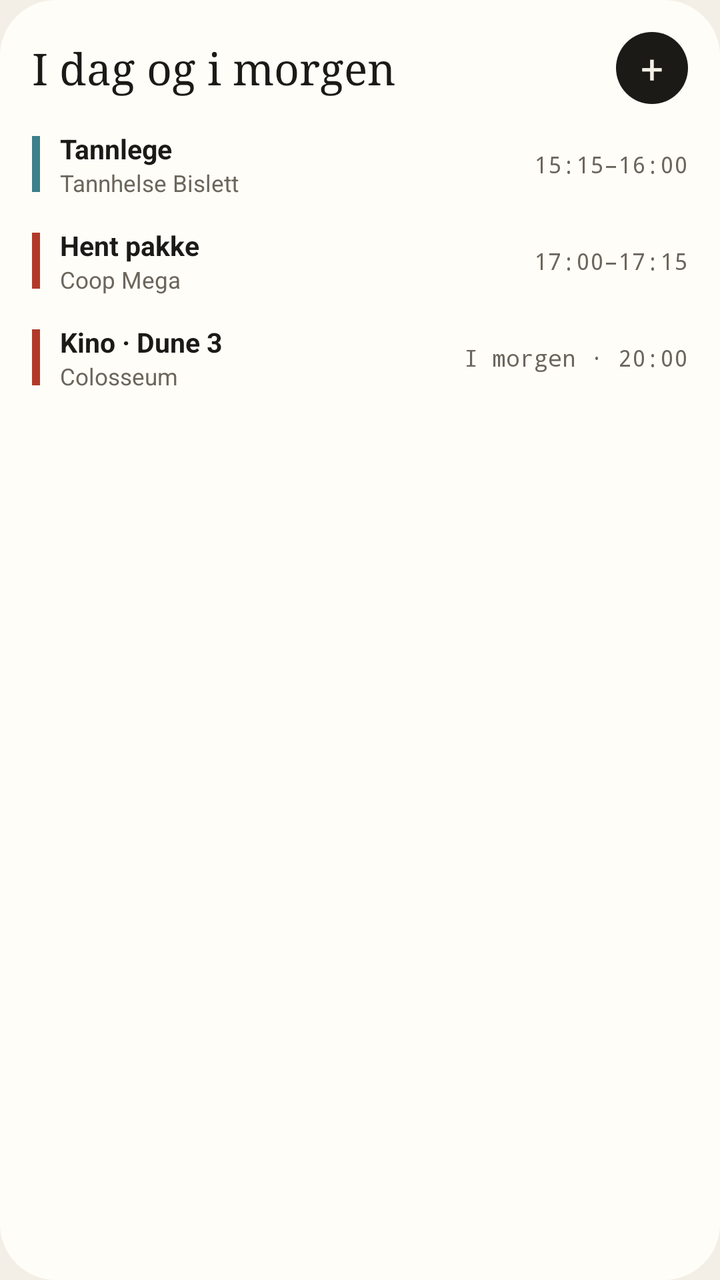
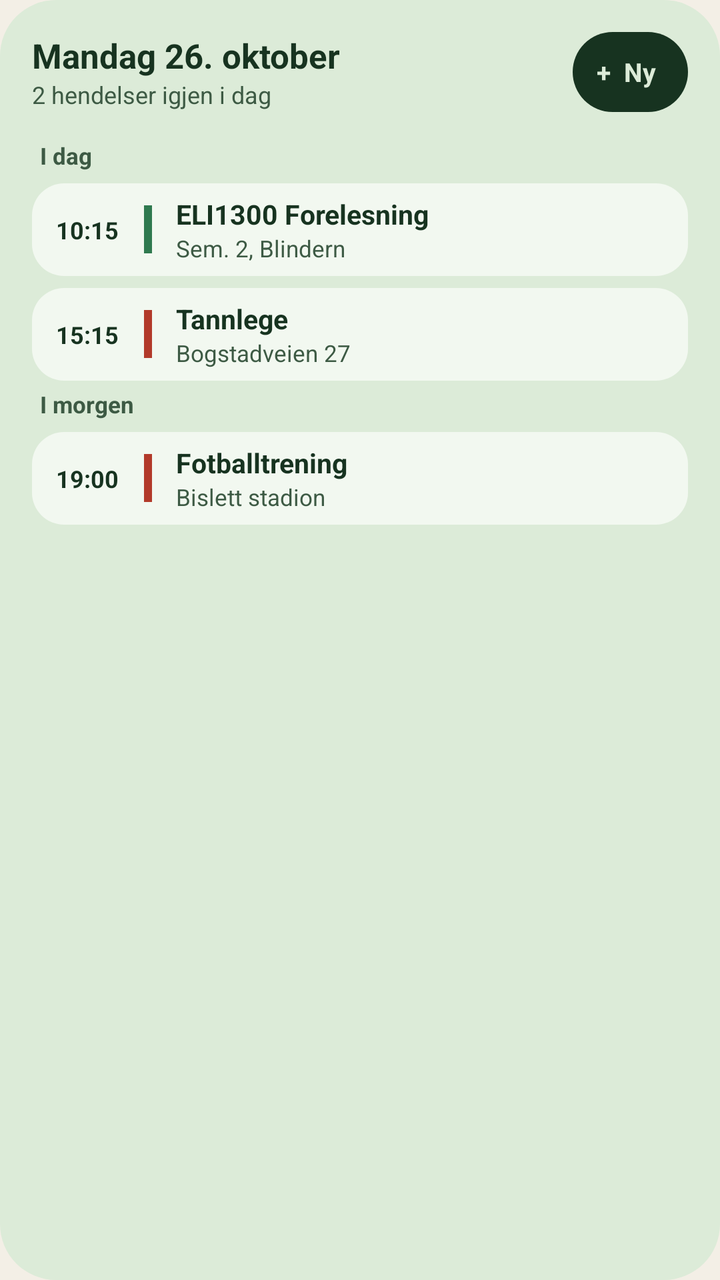

Compare the two renders of this Android layout. The source of the first and the diff that turns it into the second are given below.
<!-- AndroidManifest.xml: application theme Theme.Kalender -->
<!-- res/layout/kal_prev_agenda.xml -->
<?xml version="1.0" encoding="utf-8"?>
<LinearLayout xmlns:android="http://schemas.android.com/apk/res/android"
    android:layout_width="match_parent" android:layout_height="match_parent"
    android:orientation="vertical" android:paddingStart="16dp" android:paddingEnd="16dp" android:paddingTop="16dp" android:paddingBottom="10dp" android:background="@drawable/kal_w_card">
    <LinearLayout android:layout_width="match_parent" android:layout_height="wrap_content" android:orientation="horizontal" android:gravity="center_vertical" android:paddingBottom="6dp">
        <TextView android:layout_width="0dp" android:layout_weight="1" android:layout_height="wrap_content" android:text="I dag og i morgen"
            android:textColor="@color/kal_ink" android:textSize="22sp" android:fontFamily="serif" />
        <TextView android:layout_width="36dp" android:layout_height="36dp" android:gravity="center" android:text="+" android:textSize="20sp"
            android:textColor="@color/kal_bg" android:background="@drawable/kal_w_plus" />
    </LinearLayout>
    <LinearLayout android:layout_width="match_parent" android:layout_height="wrap_content" android:orientation="horizontal" android:paddingTop="7dp" android:paddingBottom="7dp" android:gravity="center_vertical">
        <FrameLayout android:layout_width="4dp" android:layout_height="28dp" android:background="#3D7F8A" />
        <LinearLayout android:layout_width="0dp" android:layout_weight="1" android:layout_height="wrap_content" android:orientation="vertical" android:paddingStart="10dp">
            <TextView android:layout_width="wrap_content" android:layout_height="wrap_content" android:text="Tannlege" android:textColor="@color/kal_ink" android:textSize="13.5sp" android:textStyle="bold" android:maxLines="1" />
            <TextView android:layout_width="wrap_content" android:layout_height="wrap_content" android:text="Tannhelse Bislett" android:textColor="@color/kal_mut" android:textSize="11.5sp" android:maxLines="1" />
        </LinearLayout>
        <TextView android:layout_width="wrap_content" android:layout_height="wrap_content" android:text="15:15–16:00" android:textColor="@color/kal_mut" android:textSize="11.5sp" android:fontFamily="monospace" />
    </LinearLayout>
    <LinearLayout android:layout_width="match_parent" android:layout_height="wrap_content" android:orientation="horizontal" android:paddingTop="7dp" android:paddingBottom="7dp" android:gravity="center_vertical">
        <FrameLayout android:layout_width="4dp" android:layout_height="28dp" android:background="#B23A2A" />
        <LinearLayout android:layout_width="0dp" android:layout_weight="1" android:layout_height="wrap_content" android:orientation="vertical" android:paddingStart="10dp">
            <TextView android:layout_width="wrap_content" android:layout_height="wrap_content" android:text="Hent pakke" android:textColor="@color/kal_ink" android:textSize="13.5sp" android:textStyle="bold" android:maxLines="1" />
            <TextView android:layout_width="wrap_content" android:layout_height="wrap_content" android:text="Coop Mega" android:textColor="@color/kal_mut" android:textSize="11.5sp" android:maxLines="1" />
        </LinearLayout>
        <TextView android:layout_width="wrap_content" android:layout_height="wrap_content" android:text="17:00–17:15" android:textColor="@color/kal_mut" android:textSize="11.5sp" android:fontFamily="monospace" />
    </LinearLayout>
    <LinearLayout android:layout_width="match_parent" android:layout_height="wrap_content" android:orientation="horizontal" android:paddingTop="7dp" android:paddingBottom="7dp" android:gravity="center_vertical">
        <FrameLayout android:layout_width="4dp" android:layout_height="28dp" android:background="#B23A2A" />
        <LinearLayout android:layout_width="0dp" android:layout_weight="1" android:layout_height="wrap_content" android:orientation="vertical" android:paddingStart="10dp">
            <TextView android:layout_width="wrap_content" android:layout_height="wrap_content" android:text="Kino · Dune 3" android:textColor="@color/kal_ink" android:textSize="13.5sp" android:textStyle="bold" android:maxLines="1" />
            <TextView android:layout_width="wrap_content" android:layout_height="wrap_content" android:text="Colosseum" android:textColor="@color/kal_mut" android:textSize="11.5sp" android:maxLines="1" />
        </LinearLayout>
        <TextView android:layout_width="wrap_content" android:layout_height="wrap_content" android:text="I morgen · 20:00" android:textColor="@color/kal_mut" android:textSize="11.5sp" android:fontFamily="monospace" />
    </LinearLayout>
</LinearLayout>
<!-- resources referenced by this layout -->
<resources>
  <color name="kal_bg">#F3EFE6</color>
  <color name="kal_ink">#1B1A17</color>
  <color name="kal_mut">#6B665C</color>
  <!-- drawable kal_w_card (drawable) -->
  <?xml version="1.0" encoding="utf-8"?>
  <shape xmlns:android="http://schemas.android.com/apk/res/android" android:shape="rectangle">
      <solid android:color="@color/kal_card" />
      <corners android:radius="28dp" />
  </shape>
  <!-- drawable kal_w_plus (drawable) -->
  <?xml version="1.0" encoding="utf-8"?>
  <shape xmlns:android="http://schemas.android.com/apk/res/android" android:shape="oval">
      <solid android:color="@color/kal_ink" />
  </shape>
  <style name="Theme.Kalender" parent="android:Theme.Material.Light.NoActionBar">
          <item name="android:windowBackground">@color/kal_bg</item>
          <item name="android:statusBarColor">@android:color/transparent</item>
          <item name="android:navigationBarColor">@android:color/transparent</item>
          <item name="android:windowLightStatusBar">true</item>
      </style>
  <color name="kal_card">#FFFDF8</color>
</resources>

<!-- the commit's change to res/layout/kal_prev_agenda.xml (unified diff, before → after) -->
@@ -1,35 +1,42 @@
 <?xml version="1.0" encoding="utf-8"?>
 <LinearLayout xmlns:android="http://schemas.android.com/apk/res/android"
     android:layout_width="match_parent" android:layout_height="match_parent"
-    android:orientation="vertical" android:paddingStart="16dp" android:paddingEnd="16dp" android:paddingTop="16dp" android:paddingBottom="10dp" android:background="@drawable/kal_w_card">
-    <LinearLayout android:layout_width="match_parent" android:layout_height="wrap_content" android:orientation="horizontal" android:gravity="center_vertical" android:paddingBottom="6dp">
-        <TextView android:layout_width="0dp" android:layout_weight="1" android:layout_height="wrap_content" android:text="I dag og i morgen"
-            android:textColor="@color/kal_ink" android:textSize="22sp" android:fontFamily="serif" />
-        <TextView android:layout_width="36dp" android:layout_height="36dp" android:gravity="center" android:text="+" android:textSize="20sp"
-            android:textColor="@color/kal_bg" android:background="@drawable/kal_w_plus" />
+    android:orientation="vertical" android:padding="16dp" android:background="@drawable/kal_w70_card">
+    <LinearLayout android:layout_width="match_parent" android:layout_height="wrap_content" android:orientation="horizontal" android:gravity="center_vertical" android:layout_marginBottom="10dp">
+        <LinearLayout android:layout_width="0dp" android:layout_weight="1" android:layout_height="wrap_content" android:orientation="vertical">
+            <TextView android:layout_width="wrap_content" android:layout_height="wrap_content" android:text="Mandag 26. oktober" android:textColor="#173320" android:textSize="17sp" android:textStyle="bold" android:maxLines="1" />
+            <TextView android:layout_width="wrap_content" android:layout_height="wrap_content" android:text="2 hendelser igjen i dag" android:textColor="#3D5A44" android:textSize="12sp" />
+        </LinearLayout>
+        <TextView android:layout_width="wrap_content" android:layout_height="40dp" android:gravity="center" android:paddingStart="12dp" android:paddingEnd="16dp" android:text="+  Ny"
+            android:textColor="#DCEBD8" android:textSize="13sp" android:textStyle="bold" android:background="@drawable/kal_w70_block" />
     </LinearLayout>
-    <LinearLayout android:layout_width="match_parent" android:layout_height="wrap_content" android:orientation="horizontal" android:paddingTop="7dp" android:paddingBottom="7dp" android:gravity="center_vertical">
-        <FrameLayout android:layout_width="4dp" android:layout_height="28dp" android:background="#3D7F8A" />
-        <LinearLayout android:layout_width="0dp" android:layout_weight="1" android:layout_height="wrap_content" android:orientation="vertical" android:paddingStart="10dp">
-            <TextView android:layout_width="wrap_content" android:layout_height="wrap_content" android:text="Tannlege" android:textColor="@color/kal_ink" android:textSize="13.5sp" android:textStyle="bold" android:maxLines="1" />
-            <TextView android:layout_width="wrap_content" android:layout_height="wrap_content" android:text="Tannhelse Bislett" android:textColor="@color/kal_mut" android:textSize="11.5sp" android:maxLines="1" />
+    <TextView android:layout_width="wrap_content" android:layout_height="wrap_content" android:paddingStart="4dp" android:paddingTop="4dp" android:paddingBottom="6dp" android:text="I dag" android:textColor="#3D5A44" android:textSize="11.5sp" android:textStyle="bold" />
+    <LinearLayout android:layout_width="match_parent" android:layout_height="wrap_content" android:minHeight="44dp" android:layout_marginTop="0dp" android:orientation="horizontal"
+        android:gravity="center_vertical" android:paddingStart="12dp" android:paddingEnd="12dp" android:paddingTop="6dp" android:paddingBottom="6dp" android:background="@drawable/kal_w70_row">
+        <TextView android:layout_width="44dp" android:layout_height="wrap_content" android:text="10:15" android:textColor="#173320" android:textSize="12sp" android:textStyle="bold" />
+        <FrameLayout android:layout_width="4dp" android:layout_height="24dp" android:background="#2F7A4F" />
+        <LinearLayout android:layout_width="0dp" android:layout_weight="1" android:layout_height="wrap_content" android:orientation="vertical" android:paddingStart="12dp">
+            <TextView android:layout_width="wrap_content" android:layout_height="wrap_content" android:text="ELI1300 Forelesning" android:textColor="#173320" android:textSize="13.5sp" android:textStyle="bold" android:maxLines="1" />
+            <TextView android:layout_width="wrap_content" android:layout_height="wrap_content" android:text="Sem. 2, Blindern" android:textColor="#3D5A44" android:textSize="11.5sp" android:maxLines="1" />
         </LinearLayout>
-        <TextView android:layout_width="wrap_content" android:layout_height="wrap_content" android:text="15:15–16:00" android:textColor="@color/kal_mut" android:textSize="11.5sp" android:fontFamily="monospace" />
     </LinearLayout>
-    <LinearLayout android:layout_width="match_parent" android:layout_height="wrap_content" android:orientation="horizontal" android:paddingTop="7dp" android:paddingBottom="7dp" android:gravity="center_vertical">
-        <FrameLayout android:layout_width="4dp" android:layout_height="28dp" android:background="#B23A2A" />
-        <LinearLayout android:layout_width="0dp" android:layout_weight="1" android:layout_height="wrap_content" android:orientation="vertical" android:paddingStart="10dp">
-            <TextView android:layout_width="wrap_content" android:layout_height="wrap_content" android:text="Hent pakke" android:textColor="@color/kal_ink" android:textSize="13.5sp" android:textStyle="bold" android:maxLines="1" />
-            <TextView android:layout_width="wrap_content" android:layout_height="wrap_content" android:text="Coop Mega" android:textColor="@color/kal_mut" android:textSize="11.5sp" android:maxLines="1" />
+    <LinearLayout android:layout_width="match_parent" android:layout_height="wrap_content" android:minHeight="44dp" android:layout_marginTop="6dp" android:orientation="horizontal"
+        android:gravity="center_vertical" android:paddingStart="12dp" android:paddingEnd="12dp" android:paddingTop="6dp" android:paddingBottom="6dp" android:background="@drawable/kal_w70_row">
+        <TextView android:layout_width="44dp" android:layout_height="wrap_content" android:text="15:15" android:textColor="#173320" android:textSize="12sp" android:textStyle="bold" />
+        <FrameLayout android:layout_width="4dp" android:layout_height="24dp" android:background="#B23A2A" />
+        <LinearLayout android:layout_width="0dp" android:layout_weight="1" android:layout_height="wrap_content" android:orientation="vertical" android:paddingStart="12dp">
+            <TextView android:layout_width="wrap_content" android:layout_height="wrap_content" android:text="Tannlege" android:textColor="#173320" android:textSize="13.5sp" android:textStyle="bold" android:maxLines="1" />
+            <TextView android:layout_width="wrap_content" android:layout_height="wrap_content" android:text="Bogstadveien 27" android:textColor="#3D5A44" android:textSize="11.5sp" android:maxLines="1" />
         </LinearLayout>
-        <TextView android:layout_width="wrap_content" android:layout_height="wrap_content" android:text="17:00–17:15" android:textColor="@color/kal_mut" android:textSize="11.5sp" android:fontFamily="monospace" />
     </LinearLayout>
-    <LinearLayout android:layout_width="match_parent" android:layout_height="wrap_content" android:orientation="horizontal" android:paddingTop="7dp" android:paddingBottom="7dp" android:gravity="center_vertical">
-        <FrameLayout android:layout_width="4dp" android:layout_height="28dp" android:background="#B23A2A" />
-        <LinearLayout android:layout_width="0dp" android:layout_weight="1" android:layout_height="wrap_content" android:orientation="vertical" android:paddingStart="10dp">
-            <TextView android:layout_width="wrap_content" android:layout_height="wrap_content" android:text="Kino · Dune 3" android:textColor="@color/kal_ink" android:textSize="13.5sp" android:textStyle="bold" android:maxLines="1" />
-            <TextView android:layout_width="wrap_content" android:layout_height="wrap_content" android:text="Colosseum" android:textColor="@color/kal_mut" android:textSize="11.5sp" android:maxLines="1" />
+    <TextView android:layout_width="wrap_content" android:layout_height="wrap_content" android:paddingStart="4dp" android:paddingTop="4dp" android:paddingBottom="6dp" android:text="I morgen" android:textColor="#3D5A44" android:textSize="11.5sp" android:textStyle="bold" />
+    <LinearLayout android:layout_width="match_parent" android:layout_height="wrap_content" android:minHeight="44dp" android:layout_marginTop="0dp" android:orientation="horizontal"
+        android:gravity="center_vertical" android:paddingStart="12dp" android:paddingEnd="12dp" android:paddingTop="6dp" android:paddingBottom="6dp" android:background="@drawable/kal_w70_row">
+        <TextView android:layout_width="44dp" android:layout_height="wrap_content" android:text="19:00" android:textColor="#173320" android:textSize="12sp" android:textStyle="bold" />
+        <FrameLayout android:layout_width="4dp" android:layout_height="24dp" android:background="#B23A2A" />
+        <LinearLayout android:layout_width="0dp" android:layout_weight="1" android:layout_height="wrap_content" android:orientation="vertical" android:paddingStart="12dp">
+            <TextView android:layout_width="wrap_content" android:layout_height="wrap_content" android:text="Fotballtrening" android:textColor="#173320" android:textSize="13.5sp" android:textStyle="bold" android:maxLines="1" />
+            <TextView android:layout_width="wrap_content" android:layout_height="wrap_content" android:text="Bislett stadion" android:textColor="#3D5A44" android:textSize="11.5sp" android:maxLines="1" />
         </LinearLayout>
-        <TextView android:layout_width="wrap_content" android:layout_height="wrap_content" android:text="I morgen · 20:00" android:textColor="@color/kal_mut" android:textSize="11.5sp" android:fontFamily="monospace" />
     </LinearLayout>
 </LinearLayout>
<!-- resource entries referenced after the edit -->
@@ -1,25 +1,29 @@
 <!-- resources referenced by this layout -->
 <resources>
-  <color name="kal_bg">#F3EFE6</color>
-  <color name="kal_ink">#1B1A17</color>
-  <color name="kal_mut">#6B665C</color>
-  <!-- drawable kal_w_card (drawable) -->
+  <!-- drawable kal_w70_block (drawable) -->
   <?xml version="1.0" encoding="utf-8"?>
   <shape xmlns:android="http://schemas.android.com/apk/res/android" android:shape="rectangle">
-      <solid android:color="@color/kal_card" />
+      <solid android:color="#173320" />
+      <corners android:radius="20dp" />
+  </shape>
+  <!-- drawable kal_w70_card (drawable) -->
+  <?xml version="1.0" encoding="utf-8"?>
+  <shape xmlns:android="http://schemas.android.com/apk/res/android" android:shape="rectangle">
+      <solid android:color="#DCEBD8" />
       <corners android:radius="28dp" />
   </shape>
-  <!-- drawable kal_w_plus (drawable) -->
+  <!-- drawable kal_w70_row (drawable) -->
   <?xml version="1.0" encoding="utf-8"?>
-  <shape xmlns:android="http://schemas.android.com/apk/res/android" android:shape="oval">
-      <solid android:color="@color/kal_ink" />
+  <shape xmlns:android="http://schemas.android.com/apk/res/android" android:shape="rectangle">
+      <solid android:color="#F2F8F0" />
+      <corners android:radius="16dp" />
   </shape>
+  <color name="kal_bg">#F3EFE6</color>
   <style name="Theme.Kalender" parent="android:Theme.Material.Light.NoActionBar">
           <item name="android:windowBackground">@color/kal_bg</item>
           <item name="android:statusBarColor">@android:color/transparent</item>
           <item name="android:navigationBarColor">@android:color/transparent</item>
           <item name="android:windowLightStatusBar">true</item>
       </style>
-  <color name="kal_card">#FFFDF8</color>
 </resources>
 
